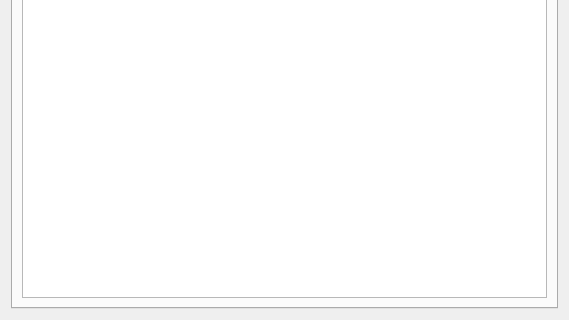
First picture: the form in plugins/PropertyTool/forms/propertyToolDialog.ui, repository isis-group/vast, before the edit; both pictures show x 0 to 569 and y 438 to 758 of the 569 by 758 pixel window.
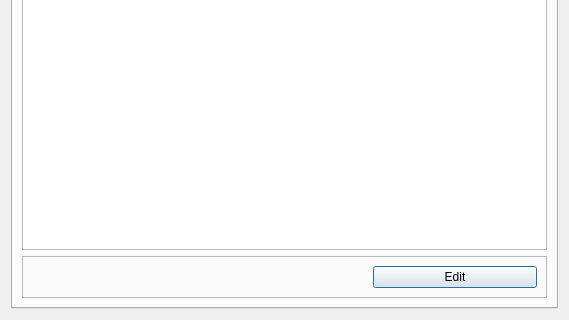
Second picture: the form after the edit. The open tabs and pages were chosen to show the change.

Diff of the .ui file:
```diff
--- a/plugins/PropertyTool/forms/propertyToolDialog.ui
+++ b/plugins/PropertyTool/forms/propertyToolDialog.ui
@@ -961,6 +961,39 @@
          </column>
         </widget>
        </item>
+       <item row="2" column="0" colspan="2">
+        <widget class="QFrame" name="frame">
+         <property name="frameShape">
+          <enum>QFrame::StyledPanel</enum>
+         </property>
+         <property name="frameShadow">
+          <enum>QFrame::Raised</enum>
+         </property>
+         <layout class="QGridLayout" name="gridLayout_5">
+          <item row="0" column="0">
+           <widget class="QLabel" name="propertyName">
+            <property name="text">
+             <string/>
+            </property>
+           </widget>
+          </item>
+          <item row="0" column="1">
+           <widget class="QLabel" name="propertyValue">
+            <property name="text">
+             <string/>
+            </property>
+           </widget>
+          </item>
+          <item row="0" column="2">
+           <widget class="QPushButton" name="editButton">
+            <property name="text">
+             <string>Edit</string>
+            </property>
+           </widget>
+          </item>
+         </layout>
+        </widget>
+       </item>
       </layout>
      </widget>
     </widget>
```
Left out of the diff: 2 changed lines with no effect on the pictures.
